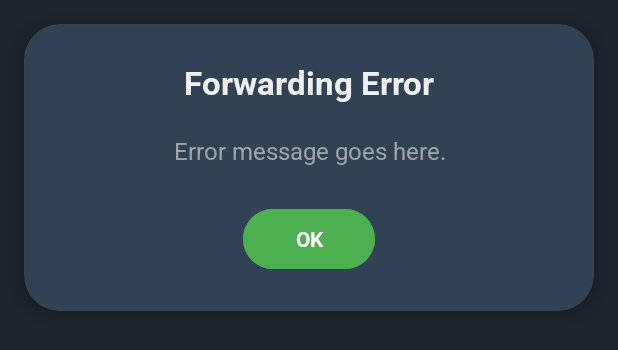
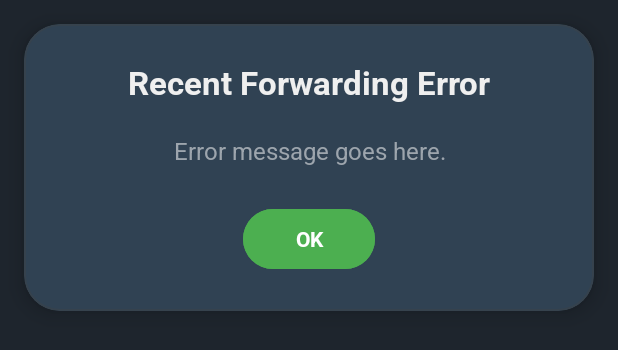
Before and after one commit to Bharathboy/Payment_Tracker, an Android app: the layout dialog_error_message.xml on its own in the app's theme, with its tools: preview values and no code run, on a phone screen of 412 x 824 dp. Shown: the top 350 px of the screen. Run offline under Robolectric (Android 15) with nearby library versions, the phone set to English and light mode, and no system bars.

Commit message:
minor in title

```diff
--- a/app/src/main/res/values/strings.xml
+++ b/app/src/main/res/values/strings.xml
@@ -32,6 +32,6 @@
     <string name="test_button_text">Test</string>
 
     <string name="empty_state_message">New messages will appear here.</string>
-    <string name="forwarding_error_title">Forwarding Error</string>
+    <string name="forwarding_error_title"> Recent Forwarding Error</string>
     <string name="ok_button_text">OK</string>
 </resources>
```
